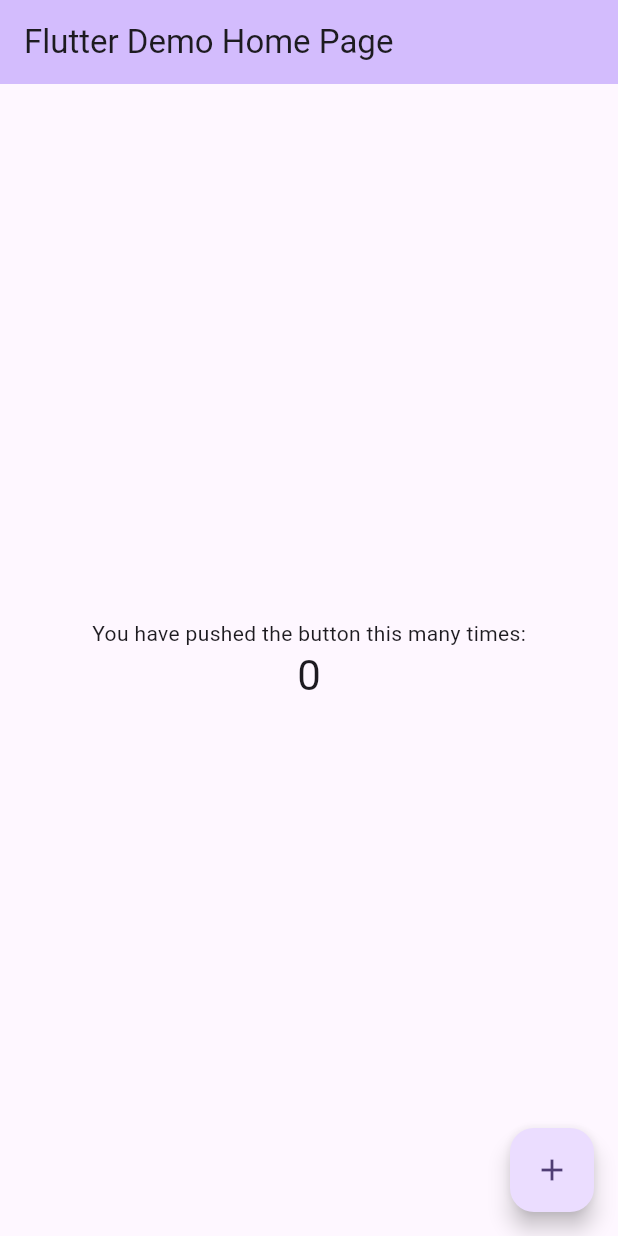
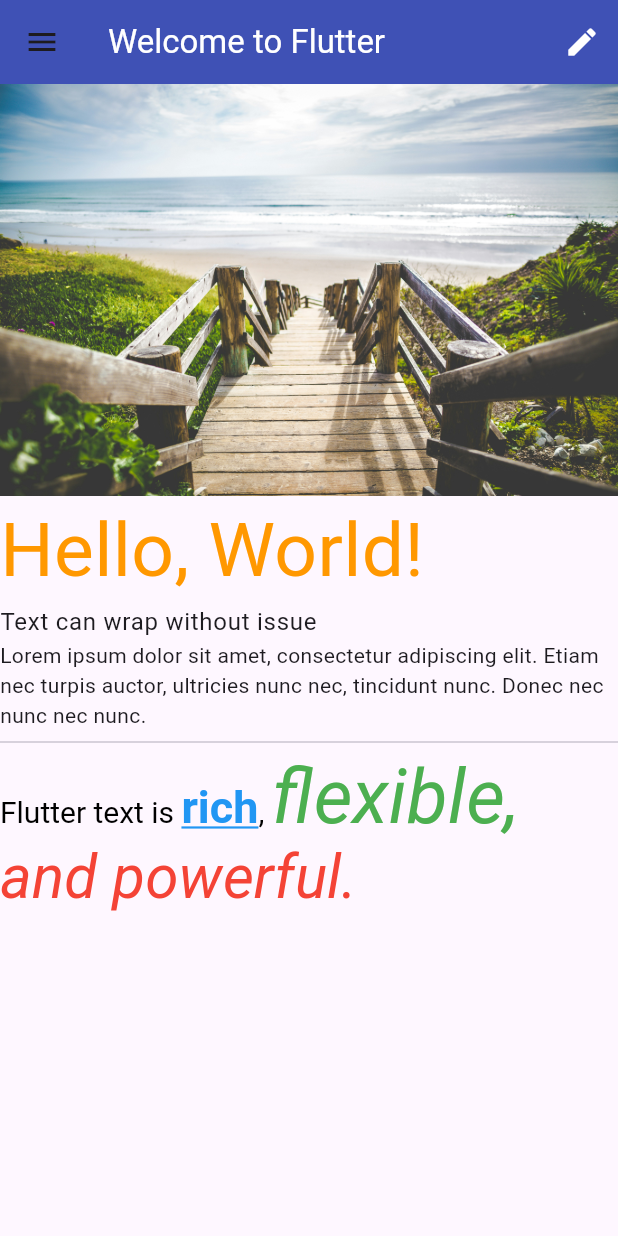
Before and after one commit to pilaabo/flutter_layout, a Flutter app: the screen it shows after launch, on a phone screen of 412 x 824 dp. Run offline on Flutter 3.47's test engine with Material 3 defaults, Android fonts, the phone set to English and light mode, and no system bars; our stand-ins replace google_fonts.

Commit message:
Complete commit

```diff
--- /dev/null
+++ b/lib/basic_screen.dart
@@ -0,0 +1,44 @@
+import 'package:flutter/material.dart';
+import 'package:flutter_layout/text_layout.dart';
+
+class BasicScreen extends StatelessWidget {
+  const BasicScreen({super.key});
+
+  @override
+  Widget build(BuildContext context) {
+    return Scaffold(
+      drawer: Drawer(
+        child: Container(
+          color: Colors.lightBlue,
+          child: const Center(
+            child: Text(
+              'Drawer',
+              style: TextStyle(color: Colors.white, fontSize: 50),
+            ),
+          ),
+        ),
+      ),
+      appBar: AppBar(
+        backgroundColor: Colors.indigo,
+        title: const Text(
+          'Welcome to Flutter',
+          style: TextStyle(color: Colors.white),
+        ),
+        actions: [
+          IconButton(
+            color: Colors.white,
+            icon: const Icon(Icons.edit),
+            onPressed: () {},
+          ),
+        ],
+      ),
+      body: Column(
+        crossAxisAlignment: CrossAxisAlignment.start,
+        children: [
+          Image.asset('assets/beach.jpg'),
+          const TextLayout(),
+        ],
+      ),
+    );
+  }
+}
--- a/lib/main.dart
+++ b/lib/main.dart
@@ -1,125 +1,17 @@
 import 'package:flutter/material.dart';
+import 'package:flutter_layout/basic_screen.dart';
 
-void main() {
-  runApp(const MyApp());
+void main(List<String> args) {
+  runApp(const StaticApp());
 }
 
-class MyApp extends StatelessWidget {
-  const MyApp({super.key});
+class StaticApp extends StatelessWidget {
+  const StaticApp({super.key});
 
-  // This widget is the root of your application.
   @override
   Widget build(BuildContext context) {
-    return MaterialApp(
-      title: 'Flutter Demo',
-      theme: ThemeData(
-        // This is the theme of your application.
-        //
-        // TRY THIS: Try running your application with "flutter run". You'll see
-        // the application has a purple toolbar. Then, without quitting the app,
-        // try changing the seedColor in the colorScheme below to Colors.green
-        // and then invoke "hot reload" (save your changes or press the "hot
-        // reload" button in a Flutter-supported IDE, or press "r" if you used
-        // the command line to start the app).
-        //
-        // Notice that the counter didn't reset back to zero; the application
-        // state is not lost during the reload. To reset the state, use hot
-        // restart instead.
-        //
-        // This works for code too, not just values: Most code changes can be
-        // tested with just a hot reload.
-        colorScheme: ColorScheme.fromSeed(seedColor: Colors.deepPurple),
-        useMaterial3: true,
-      ),
-      home: const MyHomePage(title: 'Flutter Demo Home Page'),
+    return const MaterialApp(
+      home: BasicScreen(),
     );
   }
 }
-
-class MyHomePage extends StatefulWidget {
-  const MyHomePage({super.key, required this.title});
-
-  // This widget is the home page of your application. It is stateful, meaning
-  // that it has a State object (defined below) that contains fields that affect
-  // how it looks.
-
-  // This class is the configuration for the state. It holds the values (in this
-  // case the title) provided by the parent (in this case the App widget) and
-  // used by the build method of the State. Fields in a Widget subclass are
-  // always marked "final".
-
-  final String title;
-
-  @override
-  State<MyHomePage> createState() => _MyHomePageState();
-}
-
-class _MyHomePageState extends State<MyHomePage> {
-  int _counter = 0;
-
-  void _incrementCounter() {
-    setState(() {
-      // This call to setState tells the Flutter framework that something has
-      // changed in this State, which causes it to rerun the build method below
-      // so that the display can reflect the updated values. If we changed
-      // _counter without calling setState(), then the build method would not be
-      // called again, and so nothing would appear to happen.
-      _counter++;
-    });
-  }
-
-  @override
-  Widget build(BuildContext context) {
-    // This method is rerun every time setState is called, for instance as done
-    // by the _incrementCounter method above.
-    //
-    // The Flutter framework has been optimized to make rerunning build methods
-    // fast, so that you can just rebuild anything that needs updating rather
-    // than having to individually change instances of widgets.
-    return Scaffold(
-      appBar: AppBar(
-        // TRY THIS: Try changing the color here to a specific color (to
-        // Colors.amber, perhaps?) and trigger a hot reload to see the AppBar
-        // change color while the other colors stay the same.
-        backgroundColor: Theme.of(context).colorScheme.inversePrimary,
-        // Here we take the value from the MyHomePage object that was created by
-        // the App.build method, and use it to set our appbar title.
-        title: Text(widget.title),
-      ),
-      body: Center(
-        // Center is a layout widget. It takes a single child and positions it
-        // in the middle of the parent.
-        child: Column(
-          // Column is also a layout widget. It takes a list of children and
-          // arranges them vertically. By default, it sizes itself to fit its
-          // children horizontally, and tries to be as tall as its parent.
-          //
-          // Column has various properties to control how it sizes itself and
-          // how it positions its children. Here we use mainAxisAlignment to
-          // center the children vertically; the main axis here is the vertical
-          // axis because Columns are vertical (the cross axis would be
-          // horizontal).
-          //
-          // TRY THIS: Invoke "debug painting" (choose the "Toggle Debug Paint"
-          // action in the IDE, or press "p" in the console), to see the
-          // wireframe for each widget.
-          mainAxisAlignment: MainAxisAlignment.center,
-          children: <Widget>[
-            const Text(
-              'You have pushed the button this many times:',
-            ),
-            Text(
-              '$_counter',
-              style: Theme.of(context).textTheme.headlineMedium,
-            ),
-          ],
-        ),
-      ),
-      floatingActionButton: FloatingActionButton(
-        onPressed: _incrementCounter,
-        tooltip: 'Increment',
-        child: const Icon(Icons.add),
-      ), // This trailing comma makes auto-formatting nicer for build methods.
-    );
-  }
-}
--- /dev/null
+++ b/lib/text_layout.dart
@@ -0,0 +1,72 @@
+import 'package:flutter/material.dart';
+import 'package:google_fonts/google_fonts.dart';
+
+class TextLayout extends StatelessWidget {
+  const TextLayout({super.key});
+
+  @override
+  Widget build(BuildContext context) {
+    return Column(
+      crossAxisAlignment: CrossAxisAlignment.start,
+      children: [
+        Text(
+          'Hello, World!',
+          style: GoogleFonts.leckerliOne(
+            fontSize: 50,
+            color: Colors.orange,
+          ),
+        ),
+        Text(
+          'Text can wrap without issue',
+          style: Theme.of(context).textTheme.bodyLarge,
+        ),
+        const Text(
+          'Lorem ipsum dolor sit amet, consectetur adipiscing elit. Etiam nec turpis auctor, ultricies nunc nec, tincidunt nunc. Donec nec nunc nec nunc.',
+        ),
+        const Divider(),
+        RichText(
+          text: const TextSpan(
+            text: 'Flutter text is ',
+            style: TextStyle(
+              color: Colors.black,
+              fontSize: 20,
+            ),
+            children: [
+              TextSpan(
+                text: 'rich',
+                style: TextStyle(
+                    decoration: TextDecoration.underline,
+                    color: Colors.blue,
+                    fontWeight: FontWeight.bold,
+                    fontSize: 30),
+              ),
+              TextSpan(
+                text: ', ',
+              ),
+              TextSpan(
+                text: 'flexible',
+                style: TextStyle(
+                  color: Colors.green,
+                  fontStyle: FontStyle.italic,
+                  fontSize: 50,
+                ),
+                children: [
+                  TextSpan(
+                    text: ', ',
+                  ),
+                  TextSpan(
+                    text: 'and powerful.',
+                    style: TextStyle(
+                      color: Colors.red,
+                      fontSize: 40,
+                    ),
+                  ),
+                ],
+              ),
+            ],
+          ),
+        )
+      ],
+    );
+  }
+}
--- a/pubspec.yaml
+++ b/pubspec.yaml
@@ -35,6 +35,7 @@ dependencies:
   # The following adds the Cupertino Icons font to your application.
   # Use with the CupertinoIcons class for iOS style icons.
   cupertino_icons: ^1.0.8
+  google_fonts: ^6.2.1
 
 dev_dependencies:
   flutter_test:
@@ -59,9 +60,8 @@ flutter:
   uses-material-design: true
 
   # To add assets to your application, add an assets section, like this:
-  # assets:
-  #   - images/a_dot_burr.jpeg
-  #   - images/a_dot_ham.jpeg
+  assets:
+    - assets/
 
   # An image asset can refer to one or more resolution-specific "variants", see
   # https://flutter.dev/to/resolution-aware-images
```
Also changed, not shown: lib/immutable_widget.dart (added, +69 -0 lines), assets/beach.jpg (added), pubspec.lock, 11 other files.
